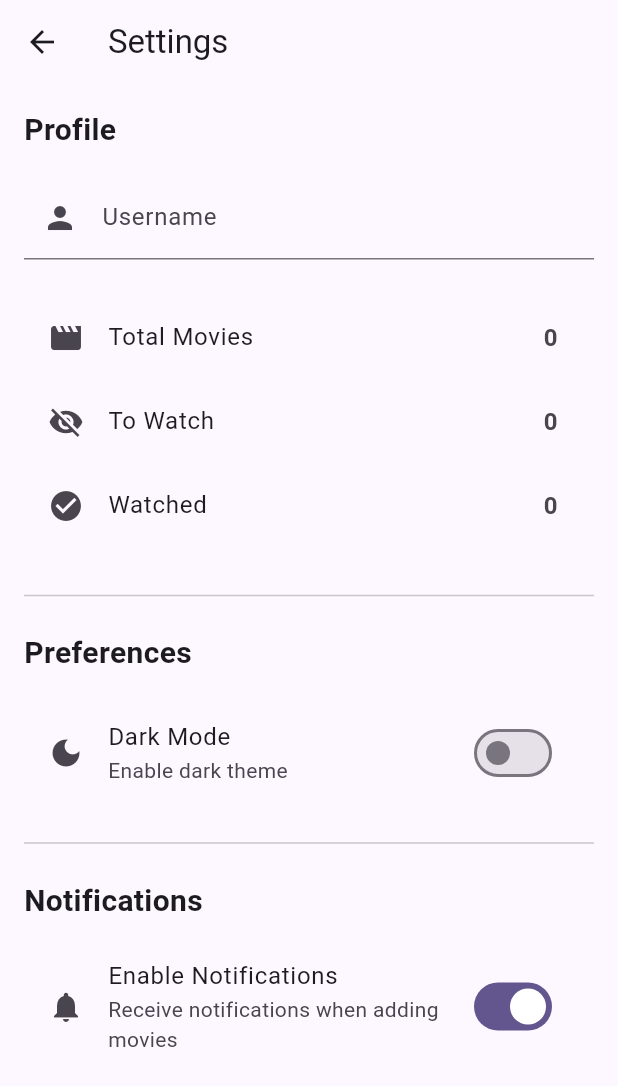
After one commit to Mollinu9/movie_watchlist_app_Flutter, a Flutter app: the screen it shows after launch, after a tap on the "settings" icon, on a phone screen of 412 x 824 dp. The commit adds this screen. Shown: the top 1086 px of the screen. Run offline on Flutter 3.47's test engine with Material 3 defaults, Android fonts, the phone set to English and light mode, and no system bars.

Commit message:
Created user settings screen and linke dot home screen

```diff
--- a/lib/screens/home_screen.dart
+++ b/lib/screens/home_screen.dart
@@ -5,6 +5,7 @@ import 'package:movie_watchlist_app/managers/movie_manager.dart';
 import 'package:movie_watchlist_app/models/movie.dart';
 import 'package:movie_watchlist_app/widgets/movie_card.dart';
 import 'package:movie_watchlist_app/screens/movie_detail_screen.dart';
+import 'package:movie_watchlist_app/screens/settings_screen.dart';
 
 class HomeScreen extends StatefulWidget {
   const HomeScreen({super.key});
@@ -39,6 +40,14 @@ class _HomeScreenState extends State<HomeScreen>
             icon: const Icon(Icons.search),
             onPressed: () {
               // Search functionality - future enhancement
+            },
+          ),
+          IconButton(
+            icon: const Icon(Icons.settings),
+            onPressed: () {
+              Navigator.of(context).push(
+                MaterialPageRoute(builder: (context) => const SettingsScreen()),
+              );
             },
           ),
         ],
--- /dev/null
+++ b/lib/screens/settings_screen.dart
@@ -0,0 +1,147 @@
+import 'package:flutter/material.dart';
+
+class SettingsScreen extends StatefulWidget {
+  const SettingsScreen({super.key});
+
+  @override
+  State<SettingsScreen> createState() => _SettingsScreenState();
+}
+
+class _SettingsScreenState extends State<SettingsScreen> {
+  final TextEditingController _usernameController = TextEditingController();
+  bool _isDarkMode = false;
+  bool _notificationsEnabled = true;
+
+  @override
+  void dispose() {
+    _usernameController.dispose();
+    super.dispose();
+  }
+
+  @override
+  Widget build(BuildContext context) {
+    return Scaffold(appBar: _buildAppBar(), body: _buildListView());
+  }
+
+  ListView _buildListView() {
+    return ListView(
+      padding: const EdgeInsets.all(16.0),
+      children: [
+        _buildProfileSection(),
+        const SizedBox(height: 24),
+        _buildMovieStatistics(),
+        const SizedBox(height: 24),
+        const Divider(),
+        const SizedBox(height: 16),
+        _buildPreferencesSection(),
+        const SizedBox(height: 16),
+        const Divider(),
+        const SizedBox(height: 16),
+        _buildNotificationsSection(),
+        const SizedBox(height: 24),
+      ],
+    );
+  }
+
+  AppBar _buildAppBar() {
+    return AppBar(
+      title: const Text('Settings'),
+      leading: IconButton(
+        icon: const Icon(Icons.arrow_back),
+        onPressed: () => Navigator.of(context).pop(),
+      ),
+    );
+  }
+
+  Widget _buildProfileSection() {
+    return Column(
+      crossAxisAlignment: CrossAxisAlignment.start,
+      children: [
+        const Text(
+          'Profile',
+          style: TextStyle(fontSize: 20, fontWeight: FontWeight.bold),
+        ),
+        const SizedBox(height: 16),
+        TextField(
+          controller: _usernameController,
+          decoration: const InputDecoration(
+            labelText: 'Username',
+            hintText: 'Enter your username',
+            prefixIcon: Icon(Icons.person),
+          ),
+        ),
+      ],
+    );
+  }
+
+  Widget _buildMovieStatistics() {
+    return Column(
+      children: [
+        _buildStatisticTile(Icons.movie, 'Total Movies', 0),
+        _buildStatisticTile(Icons.visibility_off, 'To Watch', 0),
+        _buildStatisticTile(Icons.check_circle, 'Watched', 0),
+      ],
+    );
+  }
+
+  Widget _buildStatisticTile(IconData icon, String title, int count) {
+    return ListTile(
+      leading: Icon(icon),
+      title: Text(title),
+      trailing: Text(
+        count.toString(),
+        style: const TextStyle(fontSize: 16, fontWeight: FontWeight.bold),
+      ),
+    );
+  }
+
+  Widget _buildPreferencesSection() {
+    return Column(
+      crossAxisAlignment: CrossAxisAlignment.start,
+      children: [
+        const Text(
+          'Preferences',
+          style: TextStyle(fontSize: 20, fontWeight: FontWeight.bold),
+        ),
+        const SizedBox(height: 16),
+        SwitchListTile(
+          title: const Text('Dark Mode'),
+          subtitle: const Text('Enable dark theme'),
+          secondary: const Icon(Icons.dark_mode),
+          value: _isDarkMode,
+          onChanged: (bool value) {
+            setState(() {
+              _isDarkMode = value;
+            });
+            // Will be connected to ThemeManager later
+          },
+        ),
+      ],
+    );
+  }
+
+  Widget _buildNotificationsSection() {
+    return Column(
+      crossAxisAlignment: CrossAxisAlignment.start,
+      children: [
+        const Text(
+          'Notifications',
+          style: TextStyle(fontSize: 20, fontWeight: FontWeight.bold),
+        ),
+        const SizedBox(height: 16),
+        SwitchListTile(
+          title: const Text('Enable Notifications'),
+          subtitle: const Text('Receive notifications when adding movies'),
+          secondary: const Icon(Icons.notifications),
+          value: _notificationsEnabled,
+          onChanged: (bool value) {
+            setState(() {
+              _notificationsEnabled = value;
+            });
+            // Placeholder - will be implemented in Phase 8
+          },
+        ),
+      ],
+    );
+  }
+}
```
